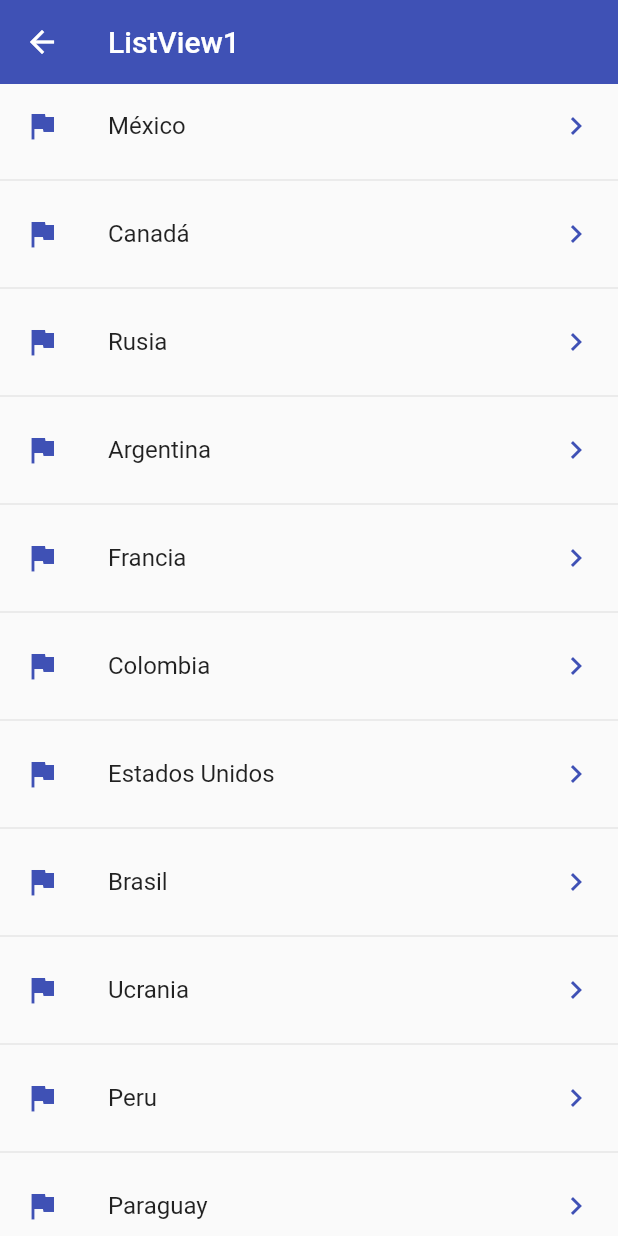
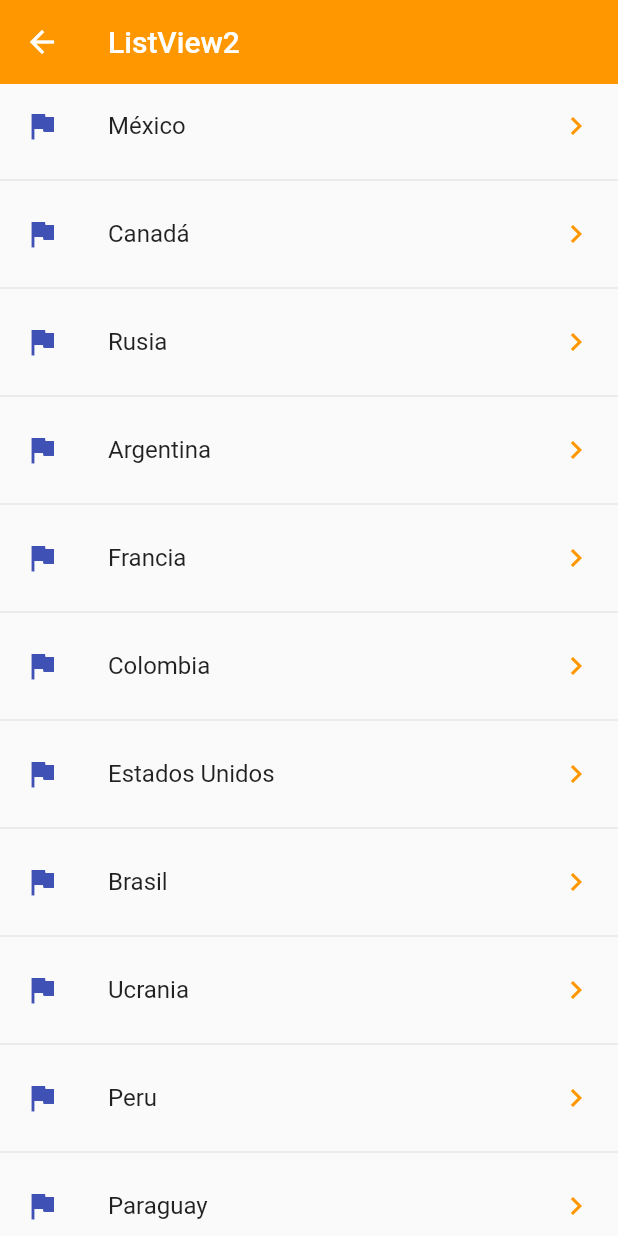
Before and after one commit to caesarbriones43/002-flutter_basis-flutter_components, a Flutter app: the ListView2Screen screen opened by its route, on a phone screen of 412 x 824 dp. Run offline on Flutter 3.47's test engine with Material 2 defaults, Android fonts, the phone set to English and light mode, and no system bars.

Commit message:
apptheme added

```diff
--- a/lib/main.dart
+++ b/lib/main.dart
@@ -1,5 +1,6 @@
 import 'package:flutter/material.dart';
 import 'package:flutter_components/router/app_routes.dart';
+import 'package:flutter_components/themes/app_theme.dart';
 
 void main() => runApp(const MyApp());
 
@@ -10,6 +11,7 @@ class MyApp extends StatelessWidget {
   Widget build(BuildContext context) {
     return MaterialApp(
         debugShowCheckedModeBanner: false,
+        theme: AppTheme.lightTheme,
         title: 'Material App',
         initialRoute: AppRoutes.initialRoute,
         routes: AppRoutes.getAppRoutes(),
--- a/lib/screens/listview2_screen.dart
+++ b/lib/screens/listview2_screen.dart
@@ -1,4 +1,5 @@
 import 'package:flutter/material.dart';
+import 'package:flutter_components/themes/app_theme.dart';
 
 class ListView2Screen extends StatelessWidget {
   final options = const [
@@ -23,9 +24,7 @@ class ListView2Screen extends StatelessWidget {
   Widget build(BuildContext context) {
     return Scaffold(
         appBar: AppBar(
-          elevation: 0,
-          backgroundColor: Colors.indigo,
-          title: const Text("ListView1"),
+          title: const Text("ListView2"),
         ),
         body: ListView.separated(
             itemBuilder: (context, index) => ListTile(
@@ -35,7 +34,7 @@ class ListView2Screen extends StatelessWidget {
                     color: Colors.indigo,
                   ),
                   trailing:
-                      const Icon(Icons.chevron_right, color: Colors.indigo),
+                      const Icon(Icons.chevron_right, color: AppTheme.primary),
                   onTap: () {
                     final country = options[index];
                     print(country);
--- /dev/null
+++ b/lib/themes/app_theme.dart
@@ -0,0 +1,14 @@
+import 'package:flutter/material.dart';
+
+class AppTheme {
+  static const Color primary = Colors.orange;
+
+  static final ThemeData lightTheme = ThemeData.light().copyWith(
+      //PrimaryColor
+      primaryColor: primary,
+      //AppBar Theme
+      appBarTheme: const AppBarTheme(color: primary, elevation: 0));
+
+  static final ThemeData darkTheme =
+      ThemeData.dark().copyWith(scaffoldBackgroundColor: Colors.black);
+}
```
